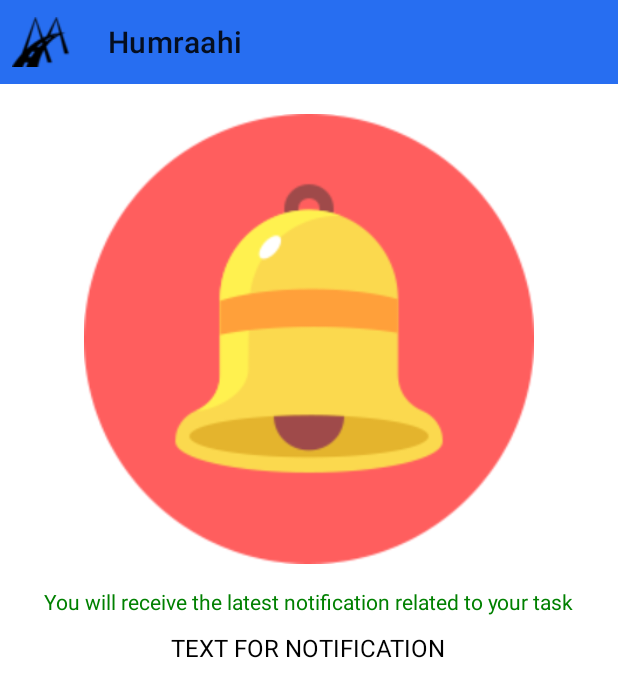
After one commit to shiv07tiwari/AD358_HackForFood, an Android app: the NotiActivity screen opened directly, with no data from a screen before it, on a phone screen of 412 x 824 dp. The commit adds this screen. Shown: the top 697 px of the screen. Run offline under Robolectric (Android 15) with nearby library versions, the phone set to English and light mode, and no system bars.

Commit message:
notif screen

```diff
--- a/InspectorApp/app/src/main/java/com/example/humraahi/APIClient.java
+++ b/InspectorApp/app/src/main/java/com/example/humraahi/APIClient.java
@@ -7,7 +7,7 @@ import retrofit2.converter.gson.GsonConverterFactory;
 
 public class APIClient {
 
-    public static final String BASE_URL1 = "https://48efcbf91a7c.ngrok.io";
+    public static final String BASE_URL1 = "https://0bcbc75dd9d0.ngrok.io";
     private static Retrofit retrofit = null;
     private static int test = 0;
 
--- /dev/null
+++ b/InspectorApp/app/src/main/java/com/example/humraahi/NotiActivity.kt
@@ -0,0 +1,11 @@
+package com.example.humraahi
+
+import androidx.appcompat.app.AppCompatActivity
+import android.os.Bundle
+
+class NotiActivity : AppCompatActivity() {
+    override fun onCreate(savedInstanceState: Bundle?) {
+        super.onCreate(savedInstanceState)
+        setContentView(R.layout.activity_noti)
+    }
+}
--- /dev/null
+++ b/InspectorApp/app/src/main/res/layout/activity_noti.xml
@@ -0,0 +1,49 @@
+<?xml version="1.0" encoding="utf-8"?>
+<LinearLayout xmlns:android="http://schemas.android.com/apk/res/android"
+    xmlns:app="http://schemas.android.com/apk/res-auto"
+    xmlns:tools="http://schemas.android.com/tools"
+    android:layout_width="match_parent"
+    android:layout_height="match_parent"
+    android:orientation="vertical"
+    tools:context=".NotiActivity">
+
+    <androidx.appcompat.widget.Toolbar
+        android:id="@+id/my_toolbar"
+        android:layout_width="match_parent"
+        android:layout_height="?attr/actionBarSize"
+        android:background="@color/humraahi"
+        android:theme="@style/ThemeOverlay.AppCompat.ActionBar"
+        app:popupTheme="@style/ThemeOverlay.AppCompat.Light"
+        app:title="Humraahi"
+        app:navigationIcon="@drawable/logo">
+
+    </androidx.appcompat.widget.Toolbar>
+
+    <ImageView
+        android:layout_width="300dp"
+        android:layout_height="300dp"
+        android:gravity="center"
+        android:layout_gravity="center"
+        android:layout_marginTop="20dp"
+        android:src="@drawable/noti4"/>
+
+    <TextView
+        android:layout_width="wrap_content"
+        android:layout_gravity="center"
+        android:text="You will receive the latest notification related to your task"
+        android:textSize="14sp"
+        android:layout_marginTop="15sp"
+        android:textColor="@color/green"
+        android:layout_height="wrap_content"/>
+
+    <TextView
+        android:layout_width="wrap_content"
+        android:id="@+id/noti_content"
+        android:textColor="@color/black"
+        android:textSize="16dp"
+        android:layout_gravity="center"
+        android:layout_marginTop="10dp"
+        android:text="TEXT FOR NOTIFICATION"
+        android:layout_height="wrap_content"/>
+
+</LinearLayout>
```
Also changed, not shown: InspectorApp/app/src/main/AndroidManifest.xml (+6 -8 lines), InspectorApp/app/src/main/java/com/example/humraahi/InspectorHomeActivity.java (+9 -0 lines), InspectorApp/app/src/main/res/layout/activity_home_inspector.xml (+22 -0 lines), InspectorApp/app/src/main/res/layout/tut_item.xml (+0 -12 lines), InspectorApp/app/src/main/res/drawable/noti2.jpg (added), InspectorApp/app/src/main/res/drawable/noti3.png (added), InspectorApp/app/src/main/res/drawable/noti4.png (added), InspectorApp/app/src/main/res/drawable/notification.png (added).
